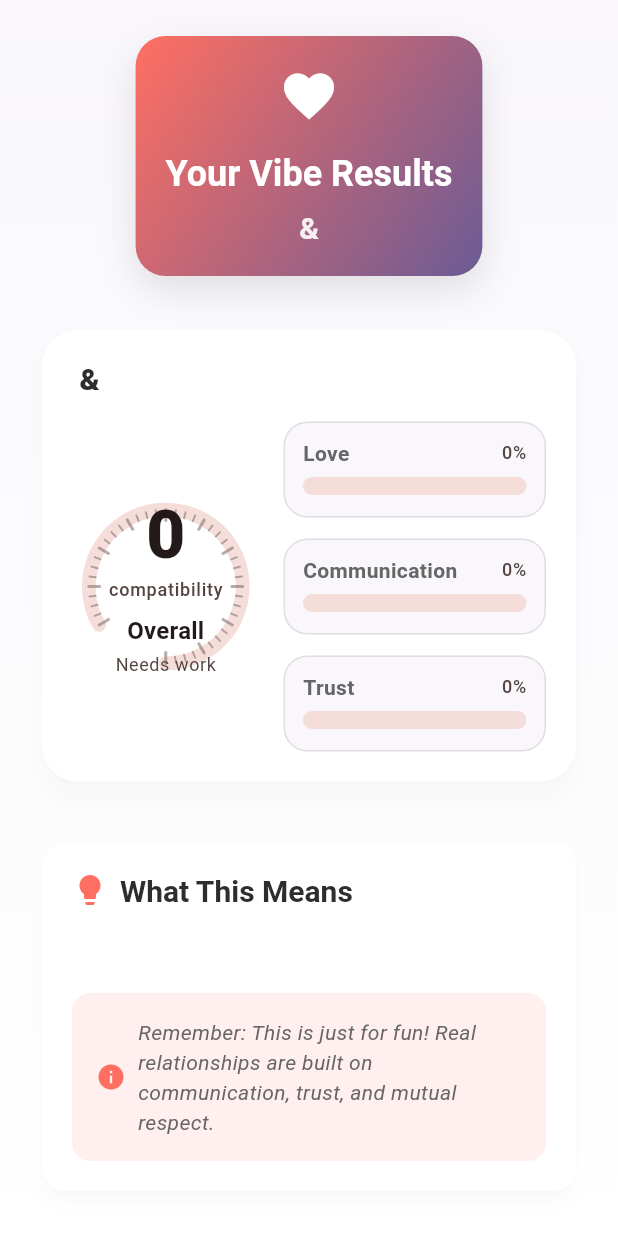
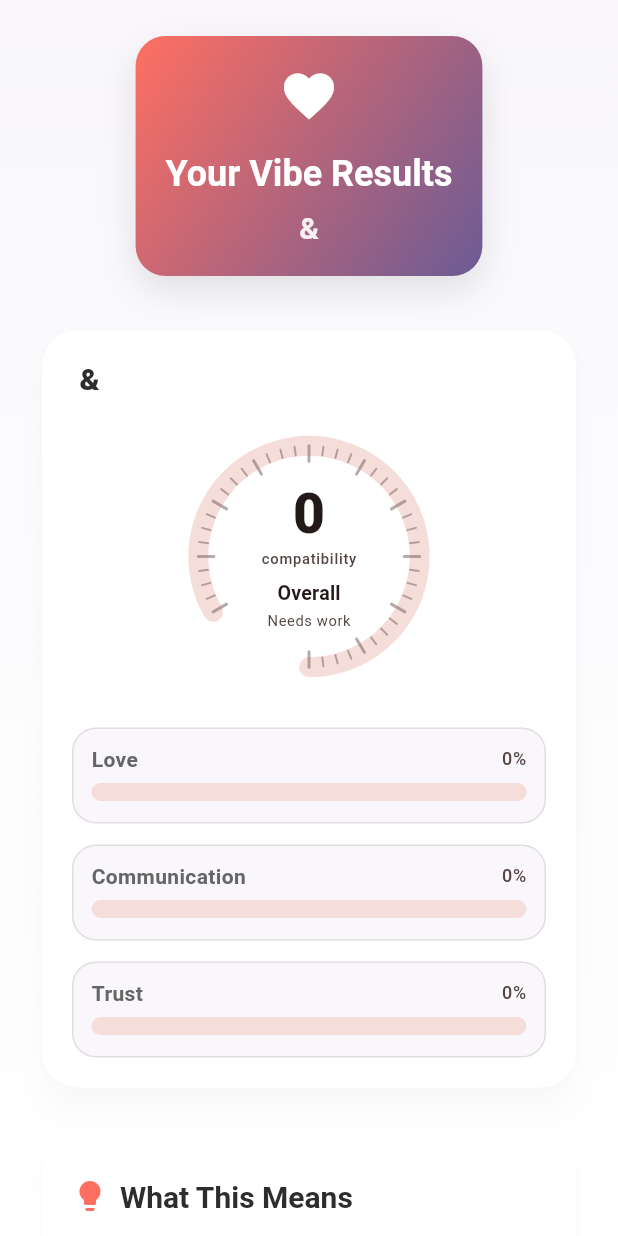
Before and after one commit to afzalex/vibescale, a Flutter app: the ResultsScreen screen opened directly with empty values, on a phone screen of 412 x 824 dp. Run offline on Flutter 3.47's test engine with Material 3 defaults, Android fonts, the phone set to English and light mode, and no system bars; our stand-ins replace confetti, share_plus, shared_preferences, syncfusion_flutter_datepicker; accounts and stored records are empty.

Commit message:
Updated icons and logos

```diff
--- a/lib/screens/results_screen.dart
+++ b/lib/screens/results_screen.dart
@@ -5,7 +5,7 @@ import '../theme/vibescale_theme.dart';
 import '../widgets/share_widget.dart';
 import '../widgets/compatibility_meters.dart';
 import '../services/storage_service.dart';
-import '../screens/input_screen.dart';
+import '../screens/welcome_screen.dart';
 
 class ResultsScreen extends StatefulWidget {
   final CompatibilityResult result;
@@ -271,9 +271,9 @@ class _ResultsScreenState extends State<ResultsScreen>
           width: double.infinity,
           child: OutlinedButton.icon(
             onPressed: () async {
-              // Go to first page with saved data intact
+              // Navigate to welcome screen
               Navigator.of(context).pushAndRemoveUntil(
-                MaterialPageRoute(builder: (context) => const InputScreen()),
+                MaterialPageRoute(builder: (context) => const WelcomeScreen()),
                 (route) => false,
               );
             },
@@ -290,10 +290,10 @@ class _ResultsScreenState extends State<ResultsScreen>
           width: double.infinity,
           child: TextButton.icon(
             onPressed: () async {
-              // Clear saved data and go to first page
+              // Clear saved data and go to welcome screen
               await StorageService.clearFormData();
               Navigator.of(context).pushAndRemoveUntil(
-                MaterialPageRoute(builder: (context) => const InputScreen()),
+                MaterialPageRoute(builder: (context) => const WelcomeScreen()),
                 (route) => false,
               );
             },
--- a/lib/screens/welcome_screen.dart
+++ b/lib/screens/welcome_screen.dart
@@ -86,19 +86,21 @@ class _WelcomeScreenState extends State<WelcomeScreen>
                         height: 120,
                         decoration: BoxDecoration(
                           shape: BoxShape.circle,
-                          gradient: VibeScaleTheme.loveGradient,
                           boxShadow: [
                             BoxShadow(
-                              color: Colors.black.withOpacity(0.2),
+                              color: Colors.black.withValues(alpha: 0.2),
                               blurRadius: 20,
                               offset: const Offset(0, 10),
                             ),
                           ],
                         ),
-                        child: const Icon(
-                          Icons.favorite,
-                          size: 60,
-                          color: Colors.white,
+                        child: ClipOval(
+                          child: Image.asset(
+                            'assets/vibescale-icon-transparent.png',
+                            width: 120,
+                            height: 120,
+                            fit: BoxFit.cover,
+                          ),
                         ),
                       ),
                     );
--- a/lib/widgets/compatibility_meters.dart
+++ b/lib/widgets/compatibility_meters.dart
@@ -91,6 +91,7 @@ class _RadialCompatibilityMeterState extends State<RadialCompatibilityMeter>
                 value: v,
                 label: widget.label,
                 subLabel: widget.subLabel,
+                meterSize: widget.size,
               ),
             ),
           );
@@ -232,31 +233,67 @@ class _MeterCenterLabel extends StatelessWidget {
     required this.value,
     this.label,
     this.subLabel,
+    required this.meterSize,
   });
 
   final double value;
   final String? label;
   final String? subLabel;
+  final double meterSize;
 
   @override
   Widget build(BuildContext context) {
     final theme = Theme.of(context);
     final score = value.round();
-    return Column(
+    // Scale font sizes based on meter size (180 is the baseline)
+    final scale = meterSize / 220;
+    final scoreFontSize = (theme.textTheme.displayMedium?.fontSize ?? 48) * scale;
+    final labelFontSize = (theme.textTheme.labelMedium?.fontSize ?? 12) * scale;
+    final titleFontSize = (theme.textTheme.titleMedium?.fontSize ?? 16) * scale;
+    final subLabelFontSize = (theme.textTheme.bodySmall?.fontSize ?? 12) * scale;
+
+    return Padding(
+      padding: EdgeInsets.all(meterSize * 0.1), // Add padding to prevent overlap
+      child: Column(
         mainAxisSize: MainAxisSize.min,
         children: [
-        Text('$score', style: theme.textTheme.displayMedium?.copyWith(fontWeight: FontWeight.w800)),
-        const SizedBox(height: 2),
-        Text('compatibility', style: theme.textTheme.labelMedium?.copyWith(color: theme.colorScheme.onSurfaceVariant)),
+          Text(
+            '$score',
+            style: theme.textTheme.displayMedium?.copyWith(
+              fontWeight: FontWeight.w800,
+              fontSize: scoreFontSize,
+            ),
+          ),
+          SizedBox(height: 2 * scale),
+          Text(
+            'compatibility',
+            style: theme.textTheme.labelMedium?.copyWith(
+              color: theme.colorScheme.onSurfaceVariant,
+              fontSize: labelFontSize,
+            ),
+          ),
           if (label != null) ...[
-          const SizedBox(height: 8),
-          Text(label!, style: theme.textTheme.titleMedium?.copyWith(fontWeight: FontWeight.w600)),
+            SizedBox(height: 8 * scale),
+            Text(
+              label!,
+              style: theme.textTheme.titleMedium?.copyWith(
+                fontWeight: FontWeight.w600,
+                fontSize: titleFontSize,
+              ),
+            ),
           ],
           if (subLabel != null) ...[
-          const SizedBox(height: 2),
-          Text(subLabel!, style: theme.textTheme.bodySmall?.copyWith(color: theme.colorScheme.onSurfaceVariant)),
+            SizedBox(height: 2 * scale),
+            Text(
+              subLabel!,
+              style: theme.textTheme.bodySmall?.copyWith(
+                color: theme.colorScheme.onSurfaceVariant,
+                fontSize: subLabelFontSize,
+              ),
+            ),
           ]
         ],
+      ),
     );
   }
 }
@@ -369,7 +406,16 @@ class CompatibilityResultCard extends StatelessWidget {
           children: [
             Text(title, style: theme.textTheme.titleLarge?.copyWith(fontWeight: FontWeight.w800)),
             const SizedBox(height: 16),
-            Row(
+            LayoutBuilder(
+              builder: (context, constraints) {
+                final isWide = constraints.maxWidth > 600;
+                final meterSize = (isWide
+                    ? math.min(220, (constraints.maxWidth * 0.4) - 40)
+                    : math.min(180, constraints.maxWidth - 60)).toDouble();
+
+                if (isWide) {
+                  // Horizontal layout for wide screens
+                  return Row(
                     crossAxisAlignment: CrossAxisAlignment.center,
                     children: [
                       Expanded(
@@ -377,7 +423,7 @@ class CompatibilityResultCard extends StatelessWidget {
                         child: Center(
                           child: RadialCompatibilityMeter(
                             value: overall,
-                      size: 220,
+                            size: meterSize,
                             label: 'Overall',
                             subLabel: _labelFor(overall),
                           ),
@@ -389,6 +435,24 @@ class CompatibilityResultCard extends StatelessWidget {
                         child: _SubscoresGrid(subscores: subscores),
                       ),
                     ],
+                  );
+                } else {
+                  // Vertical layout for narrow screens
+                  return Column(
+                    crossAxisAlignment: CrossAxisAlignment.center,
+                    children: [
+                      RadialCompatibilityMeter(
+                        value: overall,
+                        size: meterSize,
+                        label: 'Overall',
+                        subLabel: _labelFor(overall),
+                      ),
+                      const SizedBox(height: 24),
+                      _SubscoresGrid(subscores: subscores),
+                    ],
+                  );
+                }
+              },
             ),
           ],
         ),
--- a/pubspec.yaml
+++ b/pubspec.yaml
@@ -16,7 +16,7 @@ publish_to: 'none' # Remove this line if you wish to publish to pub.dev
 # https://developer.apple.com/library/archive/documentation/General/Reference/InfoPlistKeyReference/Articles/CoreFoundationKeys.html
 # In Windows, build-name is used as the major, minor, and patch parts
 # of the product and file versions while build-number is used as the build suffix.
-version: 1.0.0+1
+version: 1.0.0+4
 
 environment:
   sdk: ^3.9.2
```
Also changed, not shown: assets/vibescale-icon-512x512.png (added), assets/vibescale-icon-transparent.png (added), assets/vibescale-icon.old.png (added), assets/vibescale-icon.png (added), assets/vibescale-init.png (added). Lines whose indentation alone changed are shown as unchanged.
